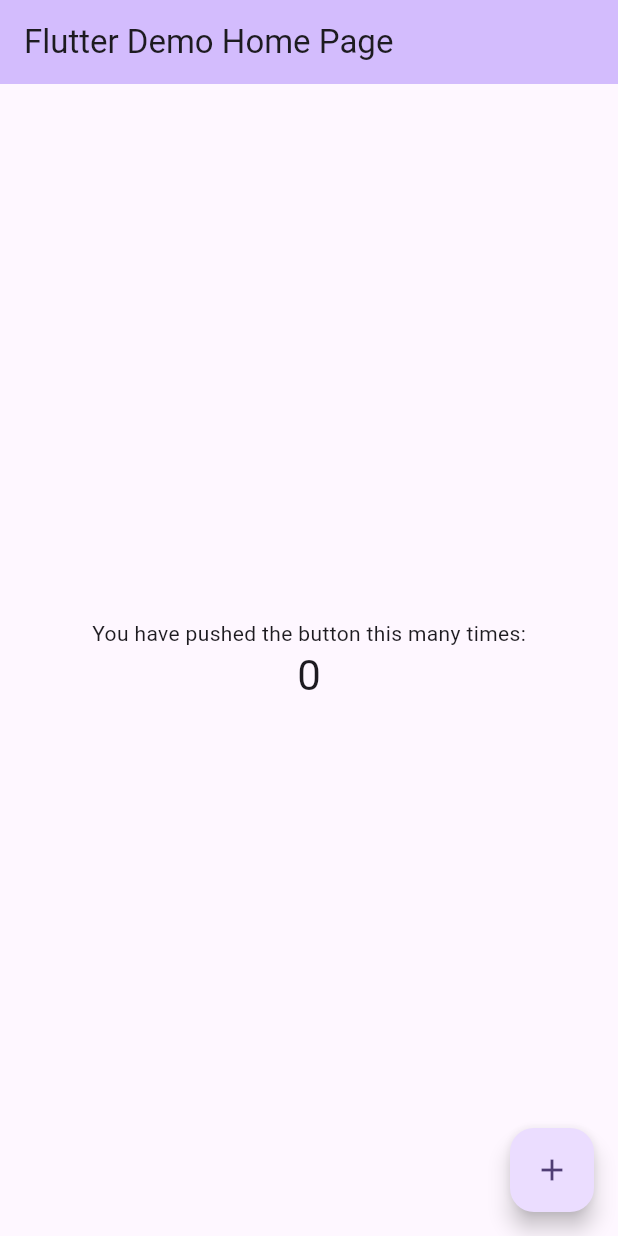
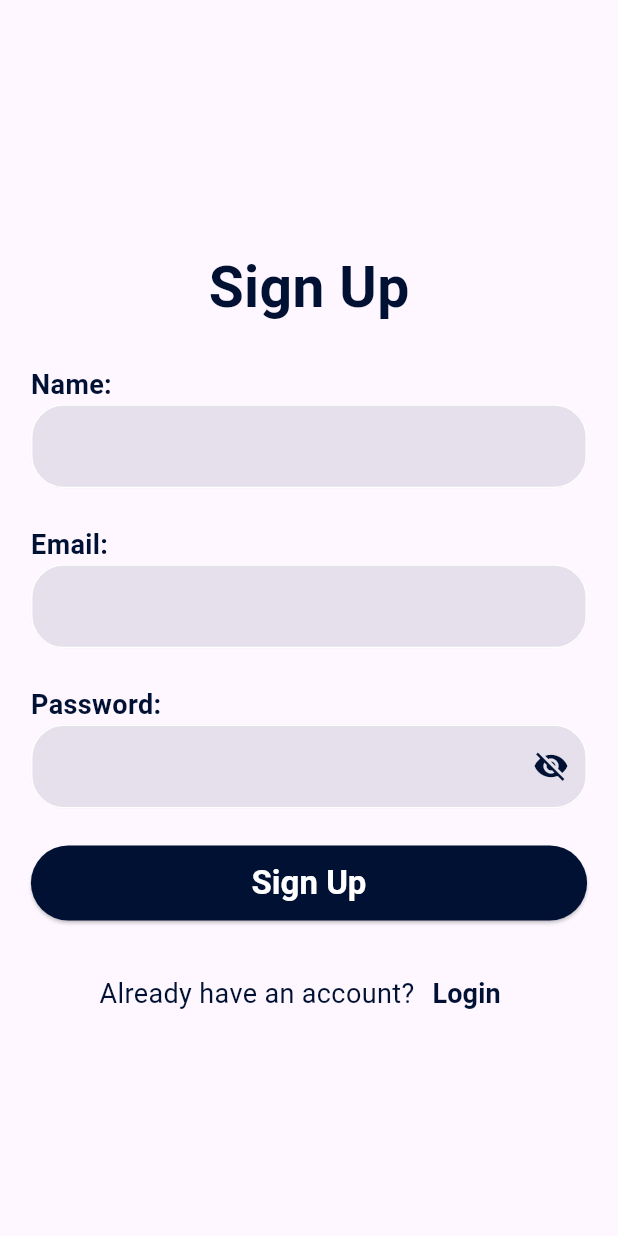
Before and after one commit to ahmed-ehab-m/AtmoSmart, a Flutter app: the screen it shows after launch, on a phone screen of 412 x 824 dp. Run offline on Flutter 3.47's test engine with Material 3 defaults, Android fonts, the phone set to English and light mode, and no system bars; our stand-ins replace go_router.

Commit message:
UI Finishhh

```diff
--- a/analysis_options.yaml
+++ b/analysis_options.yaml
@@ -21,6 +21,9 @@ linter:
   # `// ignore_for_file: name_of_lint` syntax on the line or in the file
   # producing the lint.
   rules:
+    prefer_const_constructors: true
+    prefer_const_literals_to_create_immutables: true
+    prefer_const_constructors_in_immutables: true
     # avoid_print: false  # Uncomment to disable the `avoid_print` rule
     # prefer_single_quotes: true  # Uncomment to enable the `prefer_single_quotes` rule
 
--- /dev/null
+++ b/lib/core/app_router/app_router.dart
@@ -0,0 +1,19 @@
+import 'package:ai_weather/features/auth/presentation/views/logIn_view.dart';
+import 'package:ai_weather/features/auth/presentation/views/signUp_view.dart';
+import 'package:go_router/go_router.dart';
+
+class AppRouter {
+  static const String login = '/login';
+  static final router = GoRouter(
+    routes: [
+      GoRoute(
+        path: '/',
+        builder: (context, state) => const SignUpView(),
+      ),
+      GoRoute(
+        path: login,
+        builder: (context, state) => const LoginView(),
+      ),
+    ],
+  );
+}
--- /dev/null
+++ b/lib/core/helper/screen_size_helper.dart
@@ -0,0 +1,10 @@
+import 'package:flutter/material.dart';
+
+class ScreenSizeHelper {
+  final BuildContext context;
+  ScreenSizeHelper(this.context);
+  double get screenWidth => MediaQuery.of(context).size.width;
+  double get screenHeight => MediaQuery.of(context).size.height;
+  double get horizontalPadding => screenWidth * 0.05;
+  double get verticalPadding => screenHeight * 0.2;
+}
--- /dev/null
+++ b/lib/core/utils/constants.dart
@@ -0,0 +1,3 @@
+import 'package:flutter/material.dart';
+
+const Color kPrimaryColor = Color(0xff001133);
--- /dev/null
+++ b/lib/core/utils/strings.dart
@@ -0,0 +1,15 @@
+class AppStrings {
+  static const String signUp = 'Sign Up';
+  static const String login = 'Login';
+  static const String alreadyHaveAnAccount = 'Already have an account?';
+  static const String dontHaveAnAccount = 'Don\'t have an account?';
+  static const String hintName = 'Name:';
+  static const String hintEmail = 'Email:';
+  static const String hintPassword = 'Password:';
+  static const String invalidEmail = 'Invalid email';
+  static const String invalidPassword =
+      'Password must be at least 8 characters';
+  static const String nameIsRequired = 'Name is required';
+  static const String emailIsRequired = 'Email is required';
+  static const String passwordIsRequired = 'Password is required';
+}
--- /dev/null
+++ b/lib/core/utils/styles.dart
@@ -0,0 +1,17 @@
+import 'package:ai_weather/core/utils/constants.dart';
+import 'package:flutter/material.dart';
+
+class AppStyles {
+  static TextStyle textStyle38 = const TextStyle(
+    fontSize: 38,
+    fontWeight: FontWeight.bold,
+  );
+  static TextStyle textStyle18 = const TextStyle(
+    fontSize: 18,
+    color: kPrimaryColor,
+  );
+  static TextStyle textStyle22 = const TextStyle(
+    fontSize: 22,
+    fontWeight: FontWeight.bold,
+  );
+}
--- /dev/null
+++ b/lib/features/auth/presentation/views/signUp_view.dart
@@ -0,0 +1,16 @@
+import 'package:ai_weather/core/utils/constants.dart';
+import 'package:ai_weather/core/utils/strings.dart';
+import 'package:ai_weather/core/utils/styles.dart';
+import 'package:ai_weather/features/auth/presentation/widgets/signUp_view_body.dart';
+import 'package:flutter/material.dart';
+
+class SignUpView extends StatelessWidget {
+  const SignUpView({super.key});
+
+  @override
+  Widget build(BuildContext context) {
+    return const Scaffold(
+      body: SignupViewBody(),
+    );
+  }
+}
--- /dev/null
+++ b/lib/features/auth/presentation/widgets/account_check_row.dart
@@ -0,0 +1,29 @@
+import 'package:ai_weather/core/utils/strings.dart';
+import 'package:ai_weather/core/utils/styles.dart';
+import 'package:flutter/material.dart';
+
+class AccountCheckRow extends StatelessWidget {
+  const AccountCheckRow(
+      {super.key, required this.onPressed, required this.type});
+  final void Function() onPressed;
+  final String type;
+  Widget build(BuildContext context) {
+    return Row(
+      mainAxisAlignment: MainAxisAlignment.center,
+      children: [
+        Text(
+            type == AppStrings.signUp
+                ? AppStrings.dontHaveAnAccount
+                : AppStrings.alreadyHaveAnAccount,
+            style: AppStyles.textStyle18),
+        TextButton(
+            onPressed: onPressed,
+            child: Text(
+              type == AppStrings.signUp ? AppStrings.signUp : AppStrings.login,
+              style:
+                  AppStyles.textStyle18.copyWith(fontWeight: FontWeight.bold),
+            )),
+      ],
+    );
+  }
+}
--- /dev/null
+++ b/lib/features/auth/presentation/widgets/custom_text_form_field.dart
@@ -0,0 +1,53 @@
+import 'package:ai_weather/core/utils/constants.dart';
+import 'package:ai_weather/core/utils/styles.dart';
+import 'package:flutter/material.dart';
+
+class CustomTextFormField extends StatelessWidget {
+  const CustomTextFormField({
+    super.key,
+    required this.hintText,
+    this.obscureText = false,
+    this.suffixIcon,
+    required this.validator,
+  });
+
+  final String hintText;
+  final bool obscureText;
+  final Widget? suffixIcon;
+  final String? Function(String?)? validator;
+
+  @override
+  Widget build(BuildContext context) {
+    return Column(
+      crossAxisAlignment: CrossAxisAlignment.start,
+      children: [
+        Text(
+          hintText,
+          style: AppStyles.textStyle18.copyWith(fontWeight: FontWeight.bold),
+        ),
+        TextFormField(
+          validator: validator,
+          obscureText: obscureText,
+          decoration: InputDecoration(
+            suffixIcon: suffixIcon,
+            filled: true,
+            fillColor: kPrimaryColor.withValues(alpha: 0.1),
+            border: buildOutlineInputBorder(),
+            enabledBorder: buildOutlineInputBorder(),
+            focusedBorder: buildOutlineInputBorder(),
+            // hintText: hintText,
+            // hintStyle: AppStyles.textStyle18.copyWith(color: Colors.white),
+            // labelText: labelText,
+          ),
+        ),
+      ],
+    );
+  }
+
+  OutlineInputBorder buildOutlineInputBorder() {
+    return OutlineInputBorder(
+      borderRadius: BorderRadius.circular(22),
+      borderSide: const BorderSide(color: Colors.white),
+    );
+  }
+}
--- /dev/null
+++ b/lib/features/auth/presentation/widgets/signUp_view_body.dart
@@ -0,0 +1,90 @@
+import 'package:ai_weather/core/app_router/app_router.dart';
+import 'package:ai_weather/core/helper/screen_size_helper.dart';
+import 'package:ai_weather/core/utils/constants.dart';
+import 'package:ai_weather/core/utils/strings.dart';
+import 'package:ai_weather/core/utils/styles.dart';
+import 'package:ai_weather/core/utils/validation.dart';
+import 'package:ai_weather/features/auth/presentation/widgets/account_check_row.dart';
+import 'package:ai_weather/features/auth/presentation/widgets/custom_text_form_field.dart';
+import 'package:ai_weather/features/auth/presentation/widgets/submit_button.dart';
+import 'package:flutter/material.dart';
+import 'package:go_router/go_router.dart';
+
+class SignupViewBody extends StatefulWidget {
+  const SignupViewBody({super.key});
+
+  @override
+  State<SignupViewBody> createState() => _SignupViewBodyState();
+}
+
+class _SignupViewBodyState extends State<SignupViewBody> {
+  bool isVisible = true;
+  final formkey = GlobalKey<FormState>();
+  @override
+  Widget build(BuildContext context) {
+    final screenSizeHelper = ScreenSizeHelper(context);
+    return SingleChildScrollView(
+      child: Padding(
+        padding: EdgeInsets.symmetric(
+            vertical: screenSizeHelper.verticalPadding,
+            horizontal: screenSizeHelper.horizontalPadding),
+        child: Form(
+          key: formkey,
+          child: Column(
+            spacing: screenSizeHelper.screenHeight * 0.03,
+            mainAxisAlignment: MainAxisAlignment.center,
+            children: [
+              Center(
+                child: Text(
+                  AppStrings.signUp,
+                  style: AppStyles.textStyle38.copyWith(color: kPrimaryColor),
+                ),
+              ),
+              CustomTextFormField(
+                hintText: AppStrings.hintName,
+                validator: (value) {
+                  return FormValidation.validateName(value!);
+                },
+              ),
+              CustomTextFormField(
+                hintText: AppStrings.hintEmail,
+                validator: (value) {
+                  return FormValidation.validateEmail(value!);
+                },
+              ),
+              CustomTextFormField(
+                validator: (value) {
+                  return FormValidation.validatePassword(value!);
+                },
+                hintText: AppStrings.hintPassword,
+                obscureText: isVisible,
+                suffixIcon: IconButton(
+                  onPressed: () {
+                    setState(() {
+                      isVisible = !isVisible;
+                    });
+                  },
+                  icon: Icon(
+                    isVisible == true ? Icons.visibility_off : Icons.visibility,
+                    color: kPrimaryColor,
+                  ),
+                ),
+              ),
+              SubmitButton(
+                  onPressed: () {
+                    formkey.currentState!.validate();
+                  },
+                  buttonName: AppStrings.signUp),
+              AccountCheckRow(
+                type: AppStrings.login,
+                onPressed: () {
+                  GoRouter.of(context).push(AppRouter.login);
+                },
+              ),
+            ],
+          ),
+        ),
+      ),
+    );
+  }
+}
--- /dev/null
+++ b/lib/features/auth/presentation/widgets/submit_button.dart
@@ -0,0 +1,23 @@
+import 'package:ai_weather/core/utils/constants.dart';
+import 'package:ai_weather/core/utils/styles.dart';
+import 'package:flutter/material.dart';
+
+class SubmitButton extends StatelessWidget {
+  const SubmitButton(
+      {super.key, required this.onPressed, required this.buttonName});
+  final void Function() onPressed;
+  final String buttonName;
+  @override
+  Widget build(BuildContext context) {
+    return ElevatedButton(
+      style: ElevatedButton.styleFrom(
+        minimumSize: const Size(double.infinity, 50),
+        textStyle: AppStyles.textStyle18.copyWith(fontWeight: FontWeight.bold),
+        backgroundColor: kPrimaryColor,
+        foregroundColor: Colors.white,
+      ),
+      onPressed: onPressed,
+      child: Text(buttonName, style: AppStyles.textStyle22),
+    );
+  }
+}
--- a/lib/main.dart
+++ b/lib/main.dart
@@ -1,125 +1,23 @@
+import 'package:ai_weather/core/app_router/app_router.dart';
+import 'package:ai_weather/core/utils/constants.dart';
 import 'package:flutter/material.dart';
 
 void main() {
-  runApp(const MyApp());
+  runApp(const AIWeather());
 }
 
-class MyApp extends StatelessWidget {
-  const MyApp({super.key});
+class AIWeather extends StatelessWidget {
+  const AIWeather({super.key});
 
-  // This widget is the root of your application.
   @override
   Widget build(BuildContext context) {
-    return MaterialApp(
-      title: 'Flutter Demo',
-      theme: ThemeData(
-        // This is the theme of your application.
-        //
-        // TRY THIS: Try running your application with "flutter run". You'll see
-        // the application has a purple toolbar. Then, without quitting the app,
-        // try changing the seedColor in the colorScheme below to Colors.green
-        // and then invoke "hot reload" (save your changes or press the "hot
-        // reload" button in a Flutter-supported IDE, or press "r" if you used
-        // the command line to start the app).
-        //
-        // Notice that the counter didn't reset back to zero; the application
-        // state is not lost during the reload. To reset the state, use hot
-        // restart instead.
-        //
-        // This works for code too, not just values: Most code changes can be
-        // tested with just a hot reload.
-        colorScheme: ColorScheme.fromSeed(seedColor: Colors.deepPurple),
-        useMaterial3: true,
-      ),
-      home: const MyHomePage(title: 'Flutter Demo Home Page'),
+    return MaterialApp.router(
+      debugShowCheckedModeBanner: false,
+      // theme: ThemeData(
+      //   scaffoldBackgroundColor: kPrimaryColor,
+      //   brightness: Brightness.dark,
+      // ),
+      routerConfig: AppRouter.router,
     );
   }
 }
-
-class MyHomePage extends StatefulWidget {
-  const MyHomePage({super.key, required this.title});
-
-  // This widget is the home page of your application. It is stateful, meaning
-  // that it has a State object (defined below) that contains fields that affect
-  // how it looks.
-
-  // This class is the configuration for the state. It holds the values (in this
-  // case the title) provided by the parent (in this case the App widget) and
-  // used by the build method of the State. Fields in a Widget subclass are
-  // always marked "final".
-
-  final String title;
-
-  @override
-  State<MyHomePage> createState() => _MyHomePageState();
-}
-
-class _MyHomePageState extends State<MyHomePage> {
-  int _counter = 0;
-
-  void _incrementCounter() {
-    setState(() {
-      // This call to setState tells the Flutter framework that something has
-      // changed in this State, which causes it to rerun the build method below
-      // so that the display can reflect the updated values. If we changed
-      // _counter without calling setState(), then the build method would not be
-      // called again, and so nothing would appear to happen.
-      _counter++;
-    });
-  }
-
-  @override
-  Widget build(BuildContext context) {
-    // This method is rerun every time setState is called, for instance as done
-    // by the _incrementCounter method above.
-    //
-    // The Flutter framework has been optimized to make rerunning build methods
-    // fast, so that you can just rebuild anything that needs updating rather
-    // than having to individually change instances of widgets.
-    return Scaffold(
-      appBar: AppBar(
-        // TRY THIS: Try changing the color here to a specific color (to
-        // Colors.amber, perhaps?) and trigger a hot reload to see the AppBar
-        // change color while the other colors stay the same.
-        backgroundColor: Theme.of(context).colorScheme.inversePrimary,
-        // Here we take the value from the MyHomePage object that was created by
-        // the App.build method, and use it to set our appbar title.
-        title: Text(widget.title),
-      ),
-      body: Center(
-        // Center is a layout widget. It takes a single child and positions it
-        // in the middle of the parent.
-        child: Column(
-          // Column is also a layout widget. It takes a list of children and
-          // arranges them vertically. By default, it sizes itself to fit its
-          // children horizontally, and tries to be as tall as its parent.
-          //
-          // Column has various properties to control how it sizes itself and
-          // how it positions its children. Here we use mainAxisAlignment to
-          // center the children vertically; the main axis here is the vertical
-          // axis because Columns are vertical (the cross axis would be
-          // horizontal).
-          //
-          // TRY THIS: Invoke "debug painting" (choose the "Toggle Debug Paint"
-          // action in the IDE, or press "p" in the console), to see the
-          // wireframe for each widget.
-          mainAxisAlignment: MainAxisAlignment.center,
-          children: <Widget>[
-            const Text(
-              'You have pushed the button this many times:',
-            ),
-            Text(
-              '$_counter',
-              style: Theme.of(context).textTheme.headlineMedium,
-            ),
-          ],
-        ),
-      ),
-      floatingActionButton: FloatingActionButton(
-        onPressed: _incrementCounter,
-        tooltip: 'Increment',
-        child: const Icon(Icons.add),
-      ), // This trailing comma makes auto-formatting nicer for build methods.
-    );
-  }
-}
--- a/pubspec.yaml
+++ b/pubspec.yaml
@@ -34,6 +34,7 @@ dependencies:
   # The following adds the Cupertino Icons font to your application.
   # Use with the CupertinoIcons class for iOS style icons.
   cupertino_icons: ^1.0.8
+  go_router: ^14.8.0
 
 dev_dependencies:
   flutter_test:
```
Also changed, not shown: lib/core/utils/validation.dart (added, +41 -0 lines), lib/features/auth/presentation/views/logIn_view.dart (added, +12 -0 lines), lib/features/auth/presentation/widgets/login_view_body.dart (added, +84 -0 lines), lib/features/auth/presentation/controller/auth_cubit/auth_cubit.dart (added), lib/features/auth/presentation/controller/auth_cubit/auth_states.dart (added), pubspec.lock, 1 other file.
